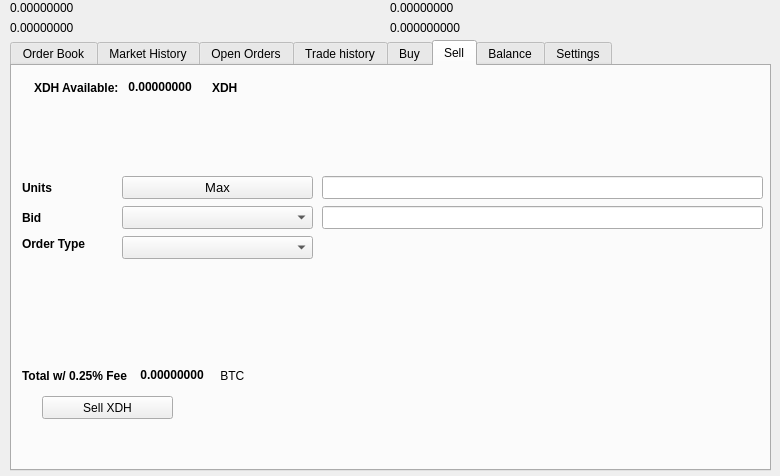
Qt form src/qt/forms/tradingdialog.ui (kahsh/kahsh) before a commit.
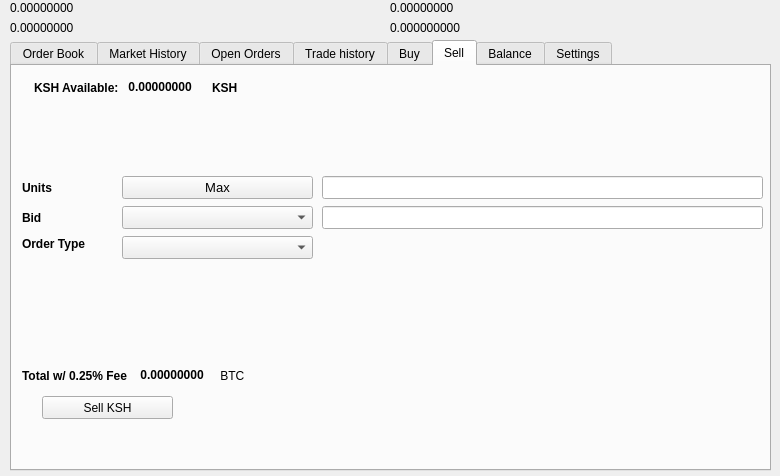
The same form after that commit. The open tabs and pages were chosen to show the change. Icons and pictures are not drawn.

Patch:
```diff
--- a/src/qt/forms/tradingdialog.ui
+++ b/src/qt/forms/tradingdialog.ui
@@ -1751,7 +1751,7 @@
       </rect>
      </property>
      <property name="text">
-      <string>Sell XDH</string>
+      <string>Sell KSH</string>
      </property>
      <property name="icon">
       <iconset resource="../kahsh">
@@ -1777,7 +1777,7 @@
          </font>
         </property>
         <property name="text">
-         <string>XDH Available:</string>
+         <string>KSH Available:</string>
         </property>
        </widget>
       </item>
@@ -2221,7 +2221,7 @@
          </font>
         </property>
         <property name="text">
-         <string>XDH</string>
+         <string>KSH</string>
         </property>
        </widget>
       </item>
```
Left out of the diff: 34 changed lines with no effect on the pictures.
